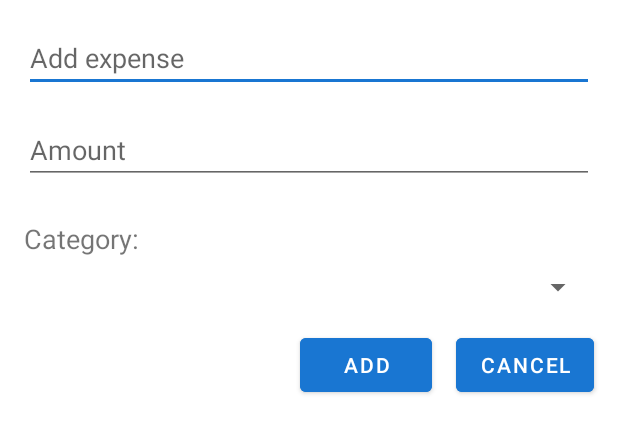
After one commit to ssgalola/ExpenseTracker, an Android app: the layout fragment_add_expense.xml on its own in the app's theme, with its tools: preview values and no code run, on a phone screen of 412 x 824 dp. The commit adds this screen. Shown: the top 433 px of the screen. Run offline under Robolectric (Android 15) with nearby library versions, the phone set to English and light mode, and no system bars.

Commit message:
added 'add expense' dialog

```diff
--- a/app/src/main/res/layout/activity_main.xml
+++ b/app/src/main/res/layout/activity_main.xml
@@ -35,6 +35,7 @@
         />
 
     <com.google.android.material.floatingactionbutton.FloatingActionButton
+        android:id="@+id/fab_add"
         android:layout_width="wrap_content"
         android:layout_height="wrap_content"
         android:layout_alignParentEnd="true"
--- /dev/null
+++ b/app/src/main/res/layout/fragment_add_expense.xml
@@ -0,0 +1,67 @@
+<?xml version="1.0" encoding="utf-8"?>
+<androidx.constraintlayout.widget.ConstraintLayout
+    xmlns:android="http://schemas.android.com/apk/res/android"
+    android:layout_width="match_parent"
+    android:layout_height="match_parent"
+    xmlns:app="http://schemas.android.com/apk/res-auto">
+
+    <EditText
+        android:id="@+id/et_add_expense"
+        android:layout_width="match_parent"
+        android:layout_height="wrap_content"
+        android:layout_margin="16dp"
+        android:hint="Add expense"
+        app:layout_constraintTop_toTopOf="parent"
+        app:layout_constraintStart_toStartOf="parent"/>
+
+    <EditText
+        android:id="@+id/et_add_amount"
+        android:layout_width="match_parent"
+        android:layout_height="wrap_content"
+        android:layout_margin="16dp"
+        android:hint="Amount"
+        android:inputType="numberDecimal"
+        app:layout_constraintStart_toStartOf="parent"
+        app:layout_constraintTop_toBottomOf="@id/et_add_expense" />
+
+    <TextView
+        android:id="@+id/tv_categ"
+        android:layout_width="400dp"
+        android:layout_height="wrap_content"
+        android:text="Category:"
+        android:textSize="18sp"
+        app:layout_constraintStart_toStartOf="parent"
+        android:layout_marginTop="24dp"
+        android:layout_marginStart="16dp"
+        app:layout_constraintTop_toBottomOf="@id/et_add_amount" />
+
+    <Spinner
+        android:id="@+id/spinner_categ"
+        android:layout_width="match_parent"
+        android:layout_height="wrap_content"
+        app:layout_constraintTop_toBottomOf="@+id/tv_categ"
+        android:layout_marginStart="16dp"
+        android:layout_marginEnd="16dp"
+        android:layout_marginTop="8dp"/>
+
+    <Button
+        android:id="@+id/btn_add"
+        android:layout_width="wrap_content"
+        android:layout_height="wrap_content"
+        android:layout_margin="16dp"
+        android:text="ADD"
+        android:backgroundTint="@color/darkBlue"
+        app:layout_constraintEnd_toStartOf="@id/btn_cancel"
+        app:layout_constraintTop_toBottomOf="@id/spinner_categ"/>
+
+    <Button
+        android:id="@+id/btn_cancel"
+        android:layout_width="wrap_content"
+        android:layout_height="wrap_content"
+        android:layout_margin="16dp"
+        android:text="CANCEL"
+        android:backgroundTint="@color/darkBlue"
+        app:layout_constraintEnd_toEndOf="parent"
+        app:layout_constraintTop_toBottomOf="@id/spinner_categ"/>
+
+</androidx.constraintlayout.widget.ConstraintLayout>
```
Also changed, not shown: app/src/main/java/ph/apper/android/magtanong/expensetracker/AddExpenseDialog.kt (added, +31 -0 lines), app/src/main/java/ph/apper/android/magtanong/expensetracker/ExpenseChart.kt (deleted, +0 -23 lines), app/src/main/java/ph/apper/android/magtanong/expensetracker/MainActivity.kt (+27 -2 lines), app/src/main/java/ph/apper/android/magtanong/expensetracker/model/Expense.kt (added, +28 -0 lines).
